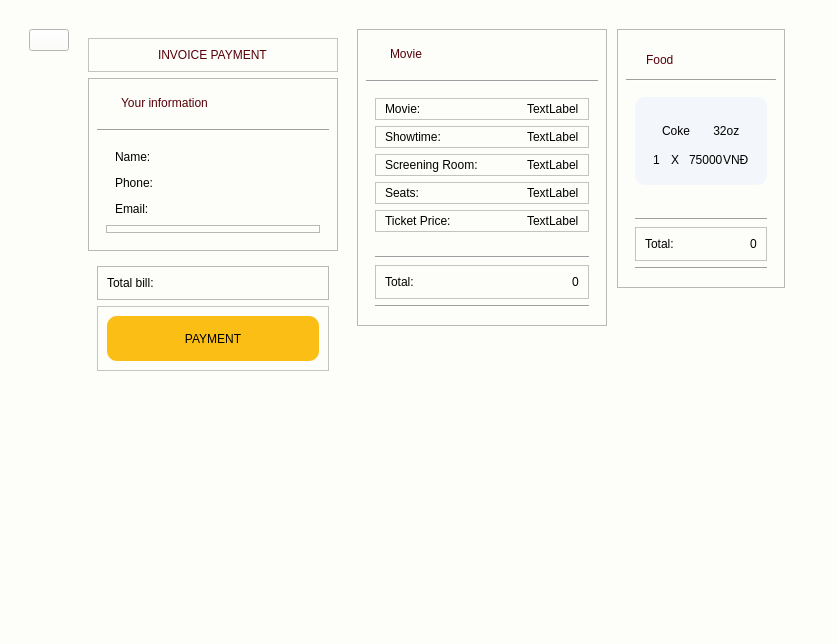
nhuanh1070/FinalProject, file ui/user/BookTicket.ui: the form before one commit.
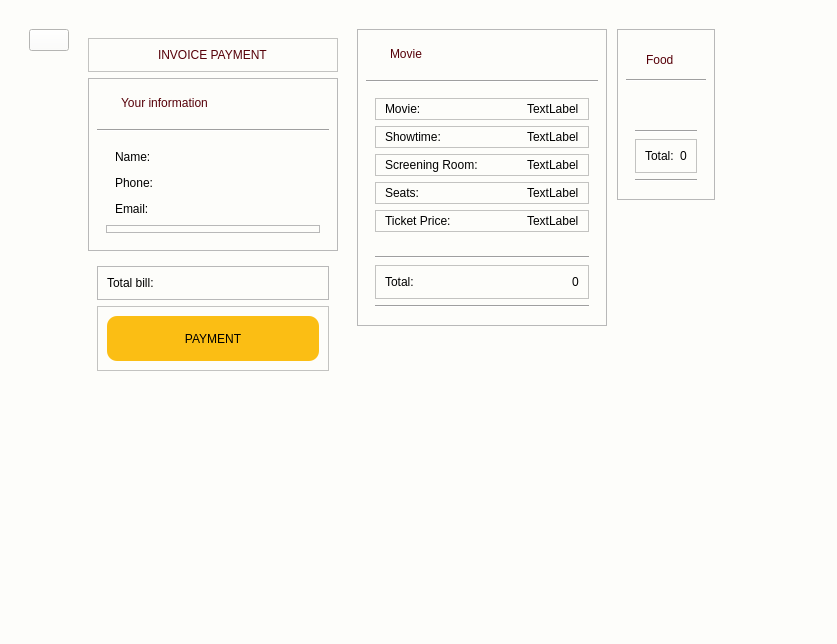
The form after the commit. The open tabs and pages were chosen to show the change. Icons and pictures are not drawn.

Patch:
```diff
--- a/ui/user/BookTicket.ui
+++ b/ui/user/BookTicket.ui
@@ -1972,113 +1972,7 @@
               <widget class="QWidget" name="widget_111" native="true">
                <layout class="QGridLayout" name="gridLayout_5">
                 <item row="1" column="0">
-                 <layout class="QVBoxLayout" name="verticalLayout_FoodPayment">
-                  <item alignment="Qt::AlignHCenter">
-                   <widget class="QWidget" name="widget_112" native="true">
-                    <property name="styleSheet">
-                     <string notr="true">background-color: rgb(243, 246, 250);
-	border-radius: 10px;</string>
-                    </property>
-                    <layout class="QVBoxLayout" name="verticalLayout_28">
-                     <item>
-                      <widget class="QFrame" name="frame_87">
-                       <property name="frameShape">
-                        <enum>QFrame::StyledPanel</enum>
-                       </property>
-                       <property name="frameShadow">
-                        <enum>QFrame::Raised</enum>
-                       </property>
-                       <layout class="QVBoxLayout" name="verticalLayout_27">
-                        <item>
-                         <widget class="QFrame" name="frame_86">
-                          <property name="frameShape">
-                           <enum>QFrame::StyledPanel</enum>
-                          </property>
-                          <property name="frameShadow">
-                           <enum>QFrame::Raised</enum>
-                          </property>
-                          <layout class="QVBoxLayout" name="verticalLayout_26">
-                           <item>
-                            <widget class="QLabel" name="label_120">
-                             <property name="styleSheet">
-                              <string notr="true">font: 75  12pt &quot;Segoe UI Variable Display&quot;;</string>
-                             </property>
-                             <property name="text">
-                              <string>Coke       32oz</string>
-                             </property>
-                            </widget>
-                           </item>
-                          </layout>
-                         </widget>
-                        </item>
-                        <item>
-                         <widget class="QFrame" name="frame_88">
-                          <property name="frameShape">
-                           <enum>QFrame::StyledPanel</enum>
-                          </property>
-                          <property name="frameShadow">
-                           <enum>QFrame::Raised</enum>
-                          </property>
-                          <layout class="QHBoxLayout" name="horizontalLayout_74">
-                           <property name="spacing">
-                            <number>0</number>
-                           </property>
-                           <property name="leftMargin">
-                            <number>0</number>
-                           </property>
-                           <property name="topMargin">
-                            <number>0</number>
-                           </property>
-                           <property name="rightMargin">
-                            <number>0</number>
-                           </property>
-                           <property name="bottomMargin">
-                            <number>0</number>
-                           </property>
-                           <item>
-                            <widget class="QLabel" name="label_124">
-                             <property name="styleSheet">
-                              <string notr="true">font: 10pt &quot;MS Shell Dlg 2&quot;;</string>
-                             </property>
-                             <property name="text">
-                              <string>1</string>
-                             </property>
-                            </widget>
-                           </item>
-                           <item>
-                            <widget class="QLabel" name="label_123">
-                             <property name="text">
-                              <string>X</string>
-                             </property>
-                            </widget>
-                           </item>
-                           <item alignment="Qt::AlignRight">
-                            <widget class="QLabel" name="label_121">
-                             <property name="styleSheet">
-                              <string notr="true">font: 75 bold 10pt &quot;MS Shell Dlg 2&quot;;</string>
-                             </property>
-                             <property name="text">
-                              <string>75000</string>
-                             </property>
-                            </widget>
-                           </item>
-                           <item alignment="Qt::AlignRight">
-                            <widget class="QLabel" name="label_122">
-                             <property name="text">
-                              <string>VNĐ</string>
-                             </property>
-                            </widget>
-                           </item>
-                          </layout>
-                         </widget>
-                        </item>
-                       </layout>
-                      </widget>
-                     </item>
-                    </layout>
-                   </widget>
-                  </item>
-                 </layout>
+                 <layout class="QVBoxLayout" name="verticalLayout_FoodPayment"/>
                 </item>
                </layout>
               </widget>
```
Left out of the diff: 2 changed lines with no effect on the pictures.
